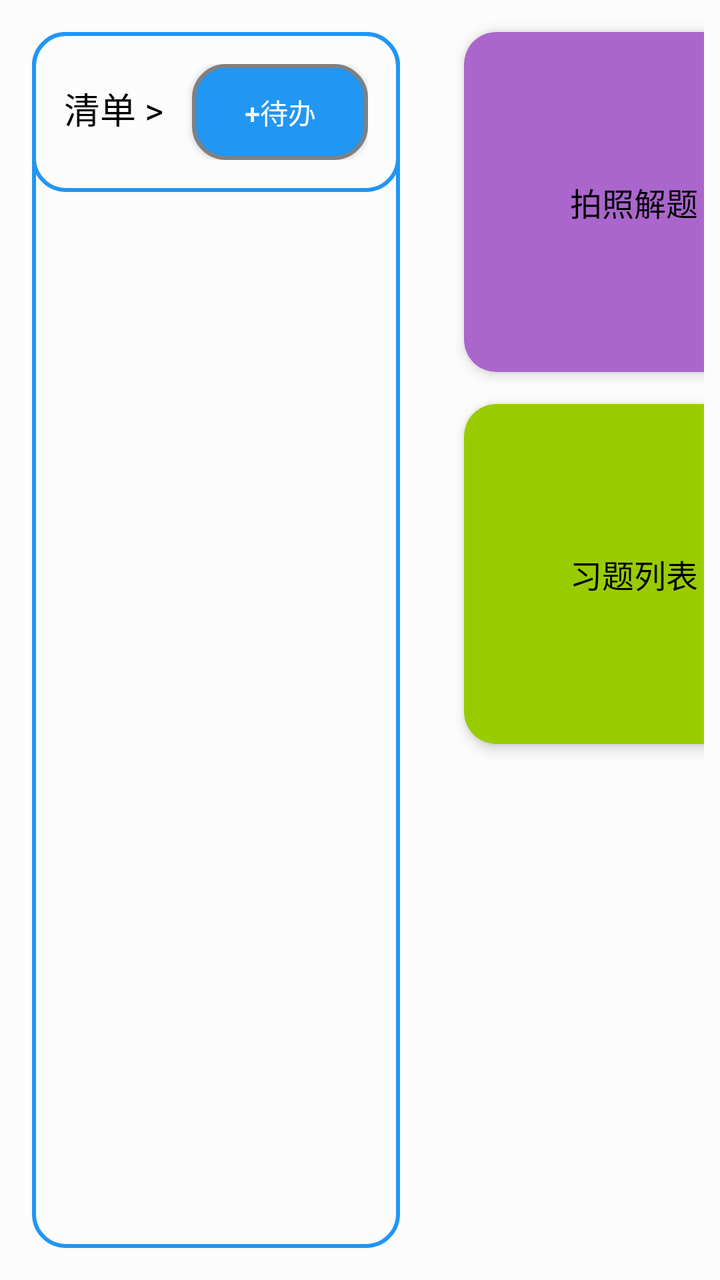
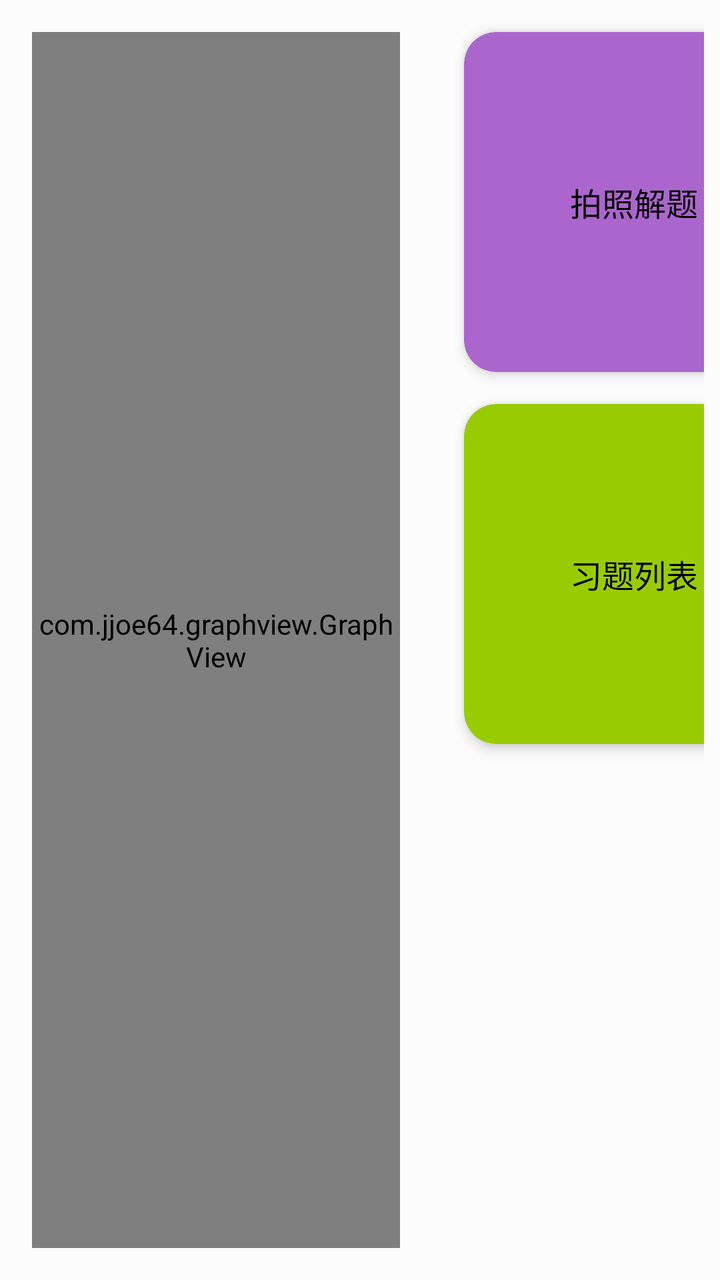

An Android layout rendered at two revisions. The XML below is the earlier revision; the diff shows what the commit changed to produce the second picture.
<!-- AndroidManifest.xml: application theme Theme.IMatesApp.FullScreen -->
<!-- res/layout/fragment_subject_biology.xml -->
<?xml version="1.0" encoding="utf-8"?>
 <androidx.constraintlayout.widget.ConstraintLayout
    xmlns:android="http://schemas.android.com/apk/res/android"
     xmlns:app="http://schemas.android.com/apk/res-auto"
     android:layout_width="match_parent"
     android:layout_height="match_parent"
     android:background="#80FFFFFF"
     xmlns:tools="http://schemas.android.com/tools"
     tools:context=".fragments.FragmentSubjectBiology">

    <LinearLayout
        android:id="@+id/todo"
        android:layout_width="0dp"
        android:layout_height="match_parent"
        app:layout_constraintStart_toStartOf="parent"
        app:layout_constraintEnd_toStartOf="@+id/guideline"
        app:layout_constraintTop_toTopOf="parent"
        app:layout_constraintBottom_toBottomOf="parent"
        android:layout_margin="16dp"
        android:orientation="vertical"
        android:background="@drawable/todo_list_bg">

        
        <LinearLayout
            android:id="@+id/headerLayout"
            android:layout_width="match_parent"
            android:layout_height="wrap_content"
            android:orientation="horizontal"
            android:background="@drawable/todo_list_bg"
            android:padding="16dp"
            app:layout_constraintTop_toTopOf="parent">

            <TextView
                android:id="@+id/btnList"
                android:layout_width="wrap_content"
                android:layout_height="wrap_content"
                android:text="@string/todo_list_title"
                android:textColor="@android:color/black"
                android:textSize="18sp"/>

            <Space
                android:layout_width="0dp"
                android:layout_height="wrap_content"
                android:layout_weight="1"/>

            <Button
                android:id="@+id/btnAddTask"
                android:layout_width="wrap_content"
                android:layout_height="wrap_content"
                android:text="@string/todo_add_item"
                android:textColor="@android:color/white"
                android:background="@drawable/todo_list_button_bg"/>
        </LinearLayout>

        <androidx.recyclerview.widget.RecyclerView
            android:id="@+id/taskList"
            android:layout_width="match_parent"
            android:layout_height="match_parent"
            android:layout_marginEnd="16dp" />

    </LinearLayout>

    <GridLayout
            android:id="@+id/menuLayout"
            android:columnCount="2"
            android:rowCount="2"
            android:padding="8dp"
            android:layout_width="0dp"
            android:layout_height="match_parent"
            app:layout_constraintStart_toEndOf="@+id/guideline"
            app:layout_constraintEnd_toEndOf="parent"
            app:layout_constraintTop_toTopOf="parent"
            app:layout_constraintBottom_toBottomOf="parent">

            <androidx.cardview.widget.CardView
                android:id="@+id/photo_to_solve"
                android:backgroundTint="@android:color/holo_purple"
                android:clickable="true"
                android:focusable="true"
                android:foreground="?android:attr/selectableItemBackgroundBorderless"
                style="@style/MenuCard">
                <TextView
                    style="@style/MenuText"
                    android:textColor="@color/black"
                    android:text="@string/take_photo_solve_question"/>
            </androidx.cardview.widget.CardView>

            <androidx.cardview.widget.CardView
                android:id="@+id/card_my_favor"
                android:clickable="true"
                android:focusable="true"
                android:foreground="?android:attr/selectableItemBackgroundBorderless"
                style="@style/MenuCard"
                android:backgroundTint="@android:color/holo_blue_light">
                <TextView
                    style="@style/MenuText"
                    android:textColor="@color/black"
                    android:text="@string/my_favorite"/>
            </androidx.cardview.widget.CardView>

            <androidx.cardview.widget.CardView
                android:id="@+id/exercise"
                android:clickable="true"
                android:focusable="true"
                android:foreground="?android:attr/selectableItemBackgroundBorderless"
                style="@style/MenuCard"
                android:textColor="@color/black"
                android:backgroundTint="@android:color/holo_green_light">
                <TextView
                    style="@style/MenuText"
                    android:textColor="@color/black"
                    android:text="@string/question_list"/>
            </androidx.cardview.widget.CardView>

            <androidx.cardview.widget.CardView
                android:id="@+id/history"
                android:clickable="true"
                android:focusable="true"
                android:foreground="?android:attr/selectableItemBackgroundBorderless"
                style="@style/MenuCard"
                android:backgroundTint="@android:color/holo_orange_light">
                <TextView
                    style="@style/MenuText"
                    android:textColor="@color/black"
                    android:text="@string/history_archive"/>
            </androidx.cardview.widget.CardView>

        </GridLayout>

    
    <androidx.constraintlayout.widget.Guideline
        android:id="@+id/guideline"
        android:layout_width="wrap_content"
        android:layout_height="wrap_content"
        android:orientation="vertical"
        app:layout_constraintGuide_percent="0.6" />

    <androidx.fragment.app.FragmentContainerView
        android:id="@+id/container"
        android:layout_width="match_parent"
        android:layout_height="match_parent"
        app:layout_constraintBottom_toBottomOf="parent"
        app:layout_constraintEnd_toEndOf="parent"
        app:layout_constraintStart_toStartOf="parent"
        app:layout_constraintTop_toTopOf="parent" />

</androidx.constraintlayout.widget.ConstraintLayout>
<!-- resources referenced by this layout -->
<resources>
  <color name="black">#FF000000</color>
  <!-- drawable todo_list_bg (drawable) -->
  <?xml version="1.0" encoding="utf-8"?>
  <shape xmlns:android="http://schemas.android.com/apk/res/android"
      android:shape="rectangle">
      
      <corners android:radius="16dp" />
  
      
      <stroke
          android:width="2dp"
          android:color="#2196F3" />
  </shape>
  <!-- drawable todo_list_button_bg (drawable) -->
  <?xml version="1.0" encoding="utf-8"?>
  <shape xmlns:android="http://schemas.android.com/apk/res/android"
      android:shape="rectangle">
      
      <corners android:radius="16dp" />
  
      
      <solid android:color="#2196F3" />
  
      
      <stroke
          android:width="2dp"
          android:color="#808080" />
  </shape>
  <string name="history_archive">历史档案</string>
  <string name="my_favorite">收藏中心</string>
  <string name="question_list">习题列表</string>
  <string name="take_photo_solve_question">拍照解题</string>
  <string name="todo_add_item">+待办</string>
  <string name="todo_list_title">清单 &gt;</string>
  <style name="MenuCard">
          <item name="android:layout_width">230dp</item>
          <item name="android:layout_height">200dp</item>
          <item name="android:layout_margin">8dp</item>
          <item name="cardCornerRadius">16dp</item>
          <item name="cardElevation">4dp</item>
      </style>
  <style name="MenuText">
          <item name="android:layout_width">wrap_content</item>
          <item name="android:layout_height">wrap_content</item>
          <item name="android:layout_gravity">center</item>
          <item name="android:textColor">@android:color/white</item>
          <item name="android:textSize">16sp</item>
      </style>
  <style name="Theme.IMatesApp.FullScreen" parent="Theme.AppCompat.Light.NoActionBar">
          
          <item name="android:windowFullscreen">true</item>
          
          <item name="android:windowTranslucentStatus">true</item>
          
          <item name="android:windowTranslucentNavigation">true</item>
      </style>
</resources>

<!-- the commit's change to res/layout/fragment_subject_biology.xml (unified diff, before → after) -->
@@ -20,43 +20,10 @@
         android:orientation="vertical"
         android:background="@drawable/todo_list_bg">
 
-        
-        <LinearLayout
-            android:id="@+id/headerLayout"
+        <com.jjoe64.graphview.GraphView
+            android:id="@+id/graphView"
             android:layout_width="match_parent"
-            android:layout_height="wrap_content"
-            android:orientation="horizontal"
-            android:background="@drawable/todo_list_bg"
-            android:padding="16dp"
-            app:layout_constraintTop_toTopOf="parent">
-
-            <TextView
-                android:id="@+id/btnList"
-                android:layout_width="wrap_content"
-                android:layout_height="wrap_content"
-                android:text="@string/todo_list_title"
-                android:textColor="@android:color/black"
-                android:textSize="18sp"/>
-
-            <Space
-                android:layout_width="0dp"
-                android:layout_height="wrap_content"
-                android:layout_weight="1"/>
-
-            <Button
-                android:id="@+id/btnAddTask"
-                android:layout_width="wrap_content"
-                android:layout_height="wrap_content"
-                android:text="@string/todo_add_item"
-                android:textColor="@android:color/white"
-                android:background="@drawable/todo_list_button_bg"/>
-        </LinearLayout>
-
-        <androidx.recyclerview.widget.RecyclerView
-            android:id="@+id/taskList"
-            android:layout_width="match_parent"
-            android:layout_height="match_parent"
-            android:layout_marginEnd="16dp" />
+            android:layout_height="match_parent" />
 
     </LinearLayout>
 
<!-- resource entries referenced after the edit -->
@@ -13,27 +13,10 @@
           android:width="2dp"
           android:color="#2196F3" />
   </shape>
-  <!-- drawable todo_list_button_bg (drawable) -->
-  <?xml version="1.0" encoding="utf-8"?>
-  <shape xmlns:android="http://schemas.android.com/apk/res/android"
-      android:shape="rectangle">
-      
-      <corners android:radius="16dp" />
-  
-      
-      <solid android:color="#2196F3" />
-  
-      
-      <stroke
-          android:width="2dp"
-          android:color="#808080" />
-  </shape>
   <string name="history_archive">历史档案</string>
   <string name="my_favorite">收藏中心</string>
   <string name="question_list">习题列表</string>
   <string name="take_photo_solve_question">拍照解题</string>
-  <string name="todo_add_item">+待办</string>
-  <string name="todo_list_title">清单 &gt;</string>
   <style name="MenuCard">
           <item name="android:layout_width">230dp</item>
           <item name="android:layout_height">200dp</item>
